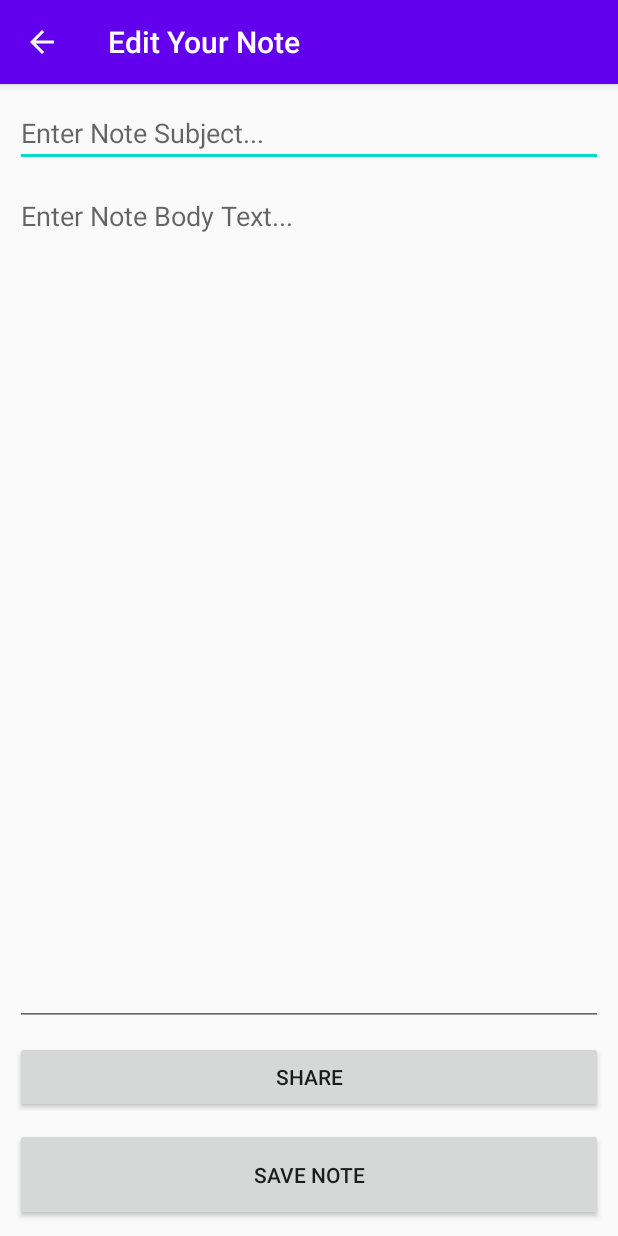
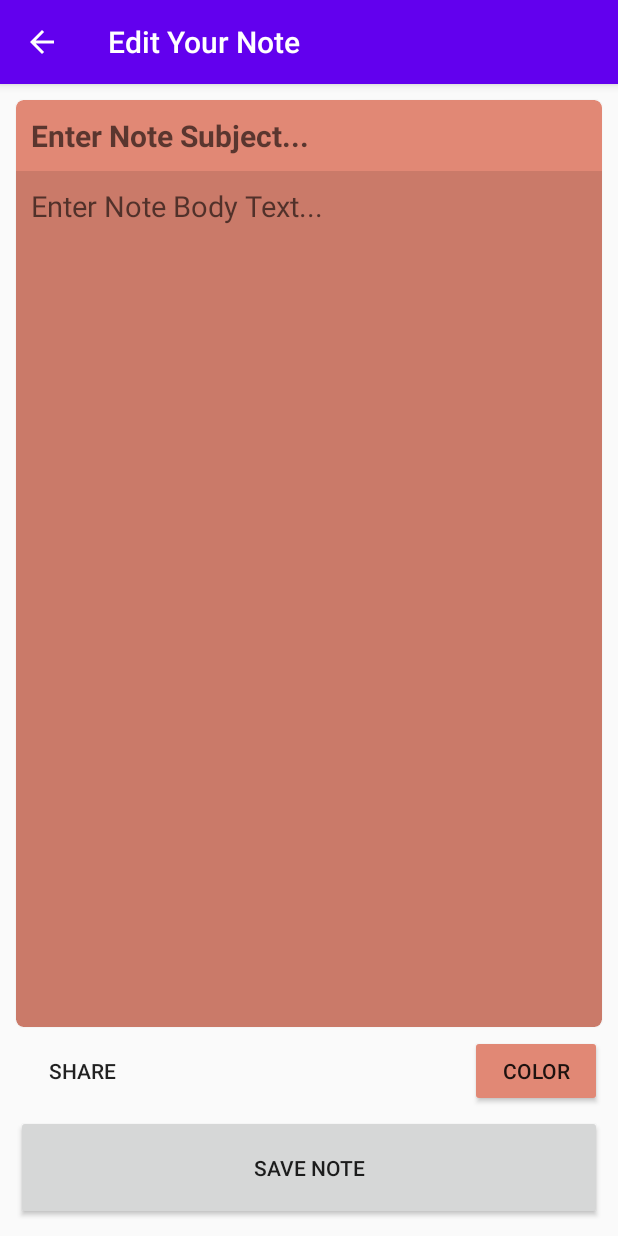
Before and after one commit to vladislavbarsov/rtu-keep-clone, an Android app: the screen it shows after launch (DetailActivity), after a tap on "ADD NEW NOTE", on a phone screen of 412 x 824 dp. Run offline under Robolectric (Android 15) with nearby library versions, the phone set to English and light mode, and no system bars; our stand-ins replace Room's generated code.

Commit message:
updated the card view in the details page.

```diff
--- a/app/src/main/AndroidManifest.xml
+++ b/app/src/main/AndroidManifest.xml
@@ -3,6 +3,7 @@
     package="com.example.rtukeepclone">
 
     <application
+
         android:name=".App"
         android:allowBackup="true"
         android:icon="@mipmap/ic_launcher"
--- a/app/src/main/java/com/example/rtukeepclone/DetailActivity.kt
+++ b/app/src/main/java/com/example/rtukeepclone/DetailActivity.kt
@@ -1,14 +1,17 @@
 package com.example.rtukeepclone
 
 import android.app.Activity
+import android.app.AlertDialog
 import android.content.Intent
 import android.os.Bundle
 import android.util.Log
 import android.view.MenuItem
 import androidx.appcompat.app.AppCompatActivity
+import androidx.core.content.ContextCompat
 import com.example.rtukeepclone.MainActivity.Companion.ACTIVITY_ID
 import com.example.rtukeepclone.MainActivity.Companion.EXTRA_ID
 import kotlinx.android.synthetic.main.activity_detail.*
+
 
 class DetailActivity : AppCompatActivity() {
 
@@ -32,7 +35,7 @@ class DetailActivity : AppCompatActivity() {
         }
         saveBtn.setOnClickListener { updateNote() }
         shareBtn.setOnClickListener { shareNote() }
-
+        colorBtn.setOnClickListener { changeNoteColor() }
     }
 
     private fun updateNote(){
@@ -57,6 +60,26 @@ class DetailActivity : AppCompatActivity() {
         startActivity(sendIntent)
     }
 
+    private fun changeNoteColor(){
+        val builder = AlertDialog.Builder(this)
+        val colors = arrayOf("Coral", "Teal", "Green")
+        builder.setTitle("Choose Color")
+            .setItems(colors) {dialog, which ->
+                updateColor(which)
+            }
+        val dialog = builder.create()
+        dialog.show()
+    }
+
+    private fun updateColor(colorPosition: Int){
+        when (colorPosition){
+            0 -> detailNoteCard.setCardBackgroundColor(ContextCompat.getColor(this, R.color.colorCardCoral))
+            1-> detailNoteCard.setCardBackgroundColor(ContextCompat.getColor(this, R.color.colorCardTeal))
+            2 -> detailNoteCard.setCardBackgroundColor(ContextCompat.getColor(this, R.color.colorCardGreen))
+            else -> "not working"
+        }
+    }
+
     override fun onOptionsItemSelected(item: MenuItem): Boolean {
         return when (item.itemId){
             android.R.id.home -> {
--- a/app/src/main/res/layout/activity_detail.xml
+++ b/app/src/main/res/layout/activity_detail.xml
@@ -4,7 +4,23 @@
     xmlns:tools="http://schemas.android.com/tools"
     android:layout_width="match_parent"
     android:layout_height="match_parent"
-    tools:context=".DetailActivity">
+    tools:context=".DetailActivity"
+    android:padding="@dimen/buttonMargin">
+
+    <androidx.cardview.widget.CardView
+        android:id="@+id/detailNoteCard"
+        android:layout_width="match_parent"
+        android:layout_height="0dp"
+        android:layout_margin="@dimen/buttonMargin"
+        app:cardCornerRadius="@dimen/cardRadius"
+        app:layout_constraintTop_toTopOf="parent"
+        app:layout_constraintBottom_toTopOf="@+id/shareBtn"
+        android:backgroundTint="@color/colorCardCoral">
+
+        <androidx.constraintlayout.widget.ConstraintLayout
+            android:layout_width="match_parent"
+            android:layout_height="match_parent"
+            >
 
             <EditText
                 android:id="@+id/noteEditSubject"
@@ -12,39 +28,64 @@
                 android:layout_height="wrap_content"
                 android:layout_margin="@dimen/textMargin"
                 android:ems="10"
+                android:textStyle="bold"
+                android:textSize="@dimen/detailSubjectSize"
+                android:textColor="@color/detailPageCardTextColor"
                 android:inputType="textPersonName"
                 android:hint="@string/editSubjectHint"
-        app:layout_constraintTop_toTopOf="parent" />
+                app:layout_constraintTop_toTopOf="parent"
+                android:background="@null"/>
 
             <EditText
                 android:id="@+id/noteEditBodyText"
                 android:layout_width="match_parent"
                 android:layout_height="0dp"
-        android:layout_margin="@dimen/textMargin"
+                android:layout_marginTop="10dp"
+                android:background="@color/colorCardTextBackdrop"
                 android:ems="10"
+                android:gravity="top|left"
                 android:hint="@string/editBodyTextHint"
                 android:inputType="textMultiLine"
+                android:padding="@dimen/textMargin"
                 android:textAlignment="gravity"
-        android:gravity="top|left"
-        app:layout_constraintBottom_toTopOf="@+id/shareBtn"
+                android:textSize="@dimen/detailTextBodySize"
+                android:textColor="@color/detailPageCardTextColor"
+                app:layout_constraintBottom_toBottomOf="parent"
                 app:layout_constraintTop_toBottomOf="@+id/noteEditSubject"
-        tools:layout_editor_absoluteX="10dp" />
+                app:layout_constraintVertical_bias="0.0"
+                tools:layout_editor_absoluteX="0dp" />
+        </androidx.constraintlayout.widget.ConstraintLayout>
+
+    </androidx.cardview.widget.CardView>
 
     <Button
         android:id="@+id/shareBtn"
-        android:layout_width="match_parent"
+        android:layout_width="wrap_content"
         android:layout_height="wrap_content"
-        android:layout_margin="@dimen/textMargin"
+        android:layout_margin="@dimen/buttonMargin"
+        android:padding="0dp"
         android:text="@string/shareBtn"
-        app:layout_constraintBottom_toTopOf="@+id/saveBtn"/>
+        android:background="@null"
+        app:layout_constraintBottom_toTopOf="@+id/saveBtn"
+        app:layout_constraintStart_toStartOf="parent" />
 
+    <Button
+        android:id="@+id/colorBtn"
+        android:layout_width="wrap_content"
+        android:layout_height="wrap_content"
+        android:layout_margin="@dimen/buttonMargin"
+        android:padding="0dp"
+        android:text="@string/colorBtn"
+        android:backgroundTint="@color/colorCardCoral"
+        app:layout_constraintBottom_toTopOf="@+id/saveBtn"
+        app:layout_constraintEnd_toEndOf="parent" />
 
     <Button
         android:id="@+id/saveBtn"
         android:layout_width="match_parent"
-        android:layout_height="wrap_content"
-        android:layout_margin="@dimen/textMargin"
-        android:padding="@dimen/btnPadding"
+        android:layout_height="70dp"
+        android:layout_margin="@dimen/buttonMargin"
         android:text="@string/saveBtn"
         app:layout_constraintBottom_toBottomOf="parent" />
+
 </androidx.constraintlayout.widget.ConstraintLayout>
--- a/app/src/main/res/layout/activity_main.xml
+++ b/app/src/main/res/layout/activity_main.xml
@@ -4,7 +4,8 @@ xmlns:app="http://schemas.android.com/apk/res-auto"
     xmlns:tools="http://schemas.android.com/tools"
     android:layout_width="match_parent"
     android:layout_height="match_parent"
-tools:context=".MainActivity">
+    tools:context=".MainActivity"
+    android:padding="@dimen/buttonMargin">
 
 <Button
     android:id="@+id/newNoteBtn"
@@ -19,9 +20,10 @@ tools:context=".MainActivity">
         android:id="@+id/noteList"
         android:layout_width="match_parent"
         android:layout_height="0dp"
-    android:layout_margin="@dimen/listMargin"
         app:layoutManager="androidx.recyclerview.widget.StaggeredGridLayoutManager"
+        app:layout_constraintBottom_toBottomOf="parent"
+        app:layout_constraintTop_toBottomOf="@+id/newNoteBtn"
         app:spanCount="2"
-    app:layout_constraintTop_toBottomOf="@+id/newNoteBtn"/>
+        tools:layout_editor_absoluteX="5dp" />
 
 </androidx.constraintlayout.widget.ConstraintLayout>
--- a/app/src/main/res/values/colors.xml
+++ b/app/src/main/res/values/colors.xml
@@ -5,6 +5,7 @@
     <color name="colorAccent">#03DAC5</color>
     <color name="colorCardCoral">#E18875</color>
     <color name="colorCardTeal">#00BCD4</color>
-    <color name="colorCardOrange">#FF9800</color>
     <color name="colorCardGreen">#8BC34A</color>
+    <color name="colorCardTextBackdrop">#1A000000</color>
+    <color name="detailPageCardTextColor">#99000000</color>
 </resources>
--- a/app/src/main/res/values/dimens.xml
+++ b/app/src/main/res/values/dimens.xml
@@ -6,7 +6,9 @@
     <dimen name="textSubjectSize">17sp</dimen>
     <dimen name="textBodySize">15sp</dimen>
     <dimen name="deleteBtnPadding">12dp</dimen>
-    <dimen name="buttonMargin">10dp</dimen>
+    <dimen name="buttonMargin">5dp</dimen>
     <dimen name="listMargin">10dp</dimen>
     <dimen name="btnPadding">21dp</dimen>
+    <dimen name="detailSubjectSize">20sp</dimen>
+    <dimen name="detailTextBodySize">19sp</dimen>
 </resources>
--- a/app/src/main/res/values/strings.xml
+++ b/app/src/main/res/values/strings.xml
@@ -10,4 +10,5 @@
     <string name="detailsPageLabel">Edit Your Note</string>
     <string name="mainPageLabel">All your Notes</string>
     <string name="shareBtn">Share</string>
+    <string name="colorBtn">Color</string>
 </resources>
```
Also changed, not shown: 2 other files. Lines whose indentation alone changed are shown as unchanged.
